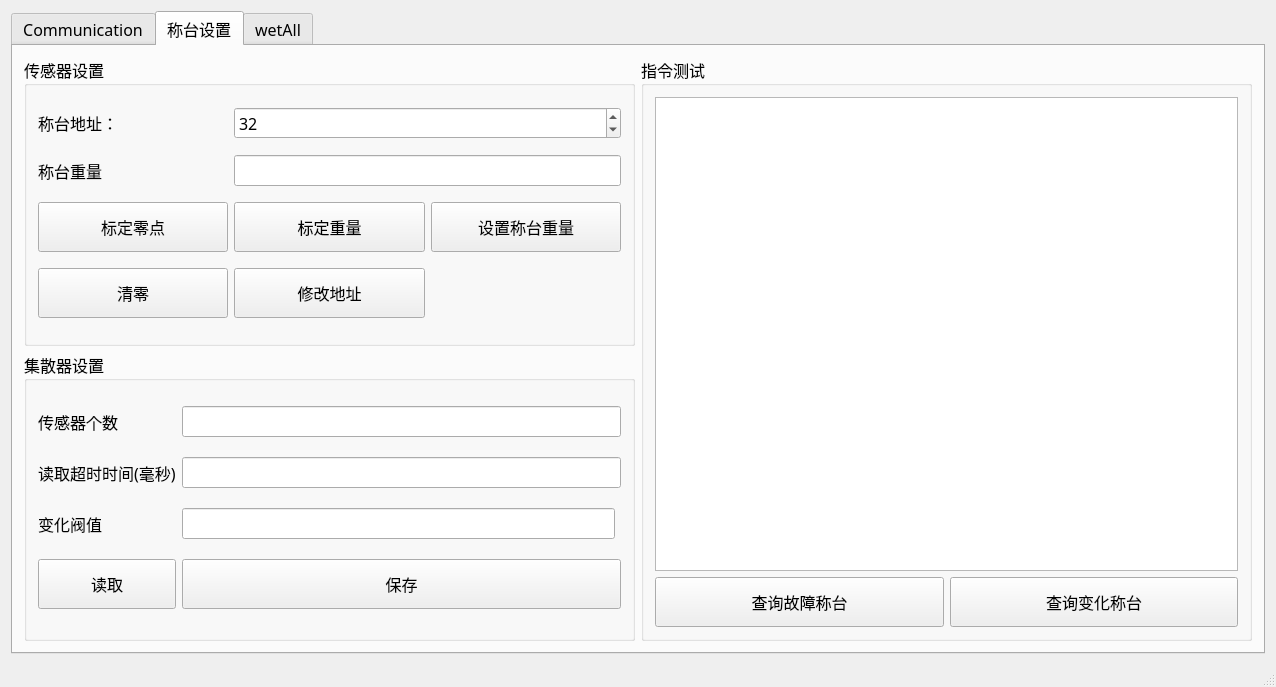
First picture: the form in mainwindow.ui, repository byteman/WFace, before the edit.
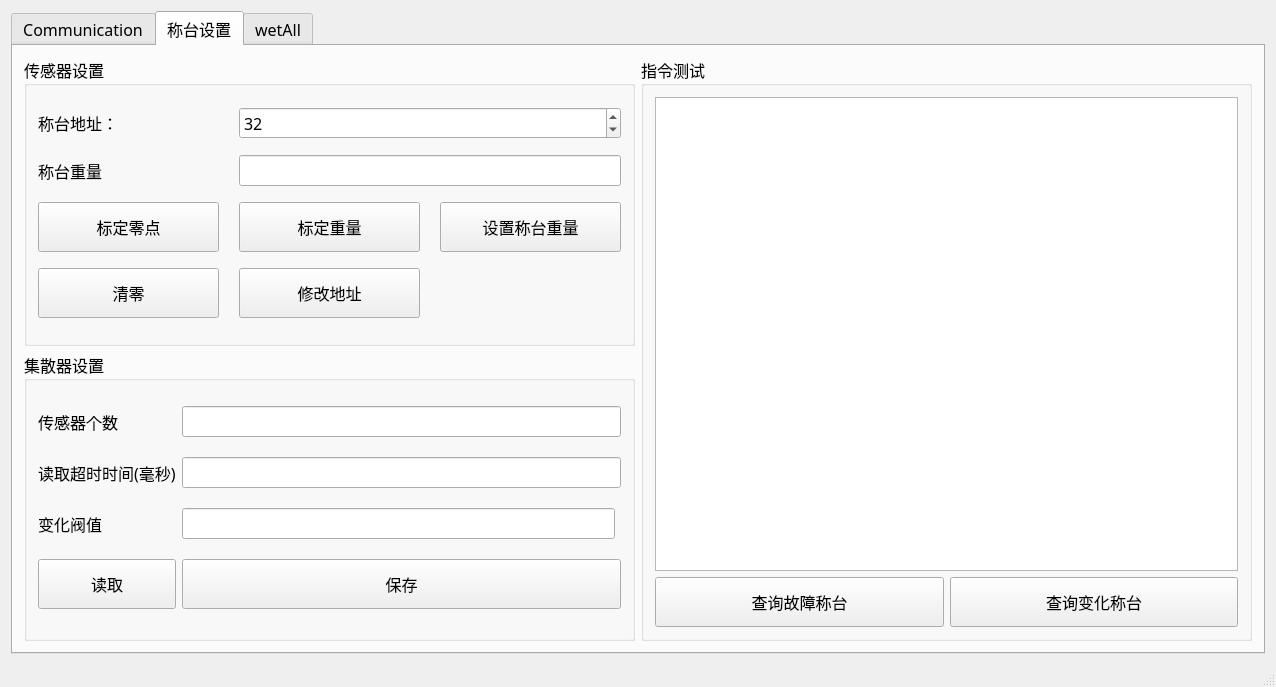
Second picture: the form after the edit. The open tabs and pages were chosen to show the change.

Commit message: 修复界面

```diff
--- a/mainwindow.ui
+++ b/mainwindow.ui
@@ -297,6 +297,9 @@
              <string>传感器设置</string>
             </property>
             <layout class="QGridLayout" name="gridLayout_3">
+             <property name="horizontalSpacing">
+              <number>20</number>
+             </property>
              <item row="0" column="0">
               <widget class="QLabel" name="label">
                <property name="text">
```
Left out of the diff: 2 changed lines with no effect on the pictures. The commit also changes 3 other files.
